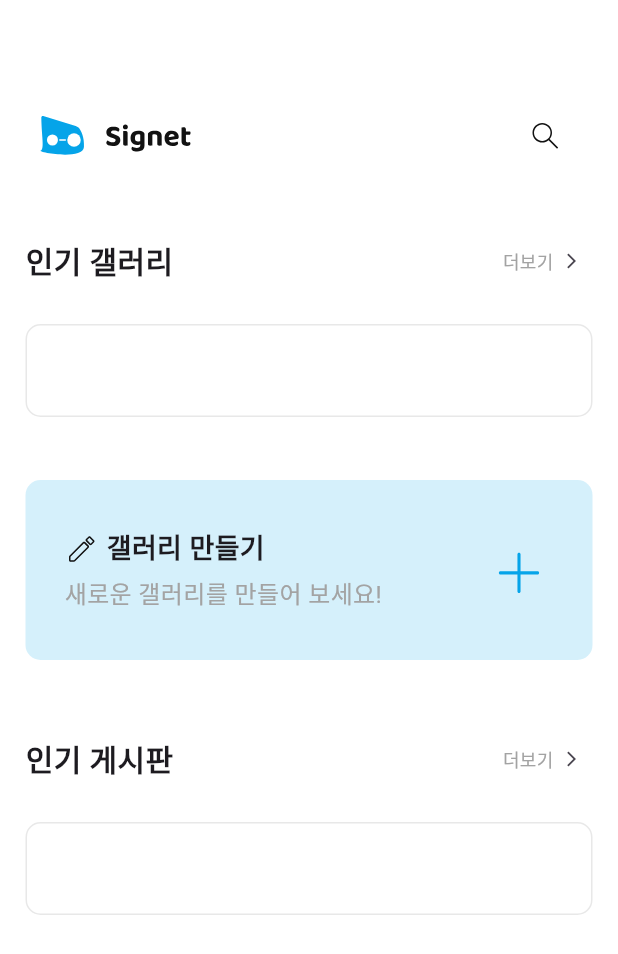
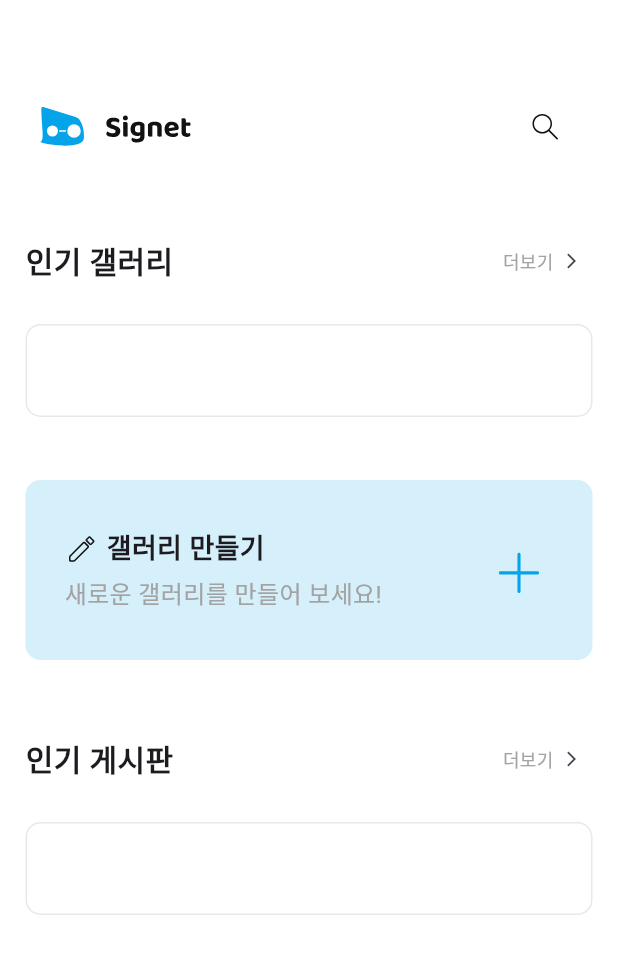
Before and after one commit to Signet-GSM/Signet-Flutter-v2, a Flutter app: the screen it shows after launch, on a phone screen of 412 x 824 dp. Shown: the top 954 px of the screen. Run offline on Flutter 3.47's test engine with Material 3 defaults, Android fonts, the phone set to English and light mode, and no system bars; our stand-ins replace flutter_svg; Roboto replaces fonts that are missing (Pretendard); statements that could not run were skipped.

Commit message:
:lipstick: :: add Singlechildscrollview and fix header

```diff
--- a/lib/views/home/home_header.dart
+++ b/lib/views/home/home_header.dart
@@ -6,8 +6,9 @@ class _Header extends StatelessWidget {
   @override
   Widget build(BuildContext context) {
     return Container(
-      margin: const EdgeInsets.fromLTRB(0, 60, 0, 0),
-      padding: const EdgeInsets.symmetric(horizontal: 24, vertical: 6),
+      width: double.infinity,
+      decoration: const BoxDecoration(color: Colors.white),
+      padding: const EdgeInsets.only(left: 24, right: 24, top: 60, bottom: 6),
       child: Row(
         mainAxisAlignment: MainAxisAlignment.spaceBetween,
         children: [
--- a/lib/views/home/home_scaffold.dart
+++ b/lib/views/home/home_scaffold.dart
@@ -22,9 +22,9 @@ class _Scaffold extends StatelessWidget {
     return Scaffold(
       body: Stack(
         children: [
-          header,
-          Padding(
-            padding: const EdgeInsets.symmetric(horizontal: 17),
+          SingleChildScrollView(
+            child: Padding(
+              padding: const EdgeInsets.symmetric(horizontal: 17, vertical: 0),
               child: Column(
                 children: [
                   const SizedBox(height: 150),
@@ -41,6 +41,8 @@ class _Scaffold extends StatelessWidget {
                 ],
               ),
             ),
+          ),
+          header,
         ],
       ),
     );
```
Lines whose indentation alone changed are shown as unchanged.
